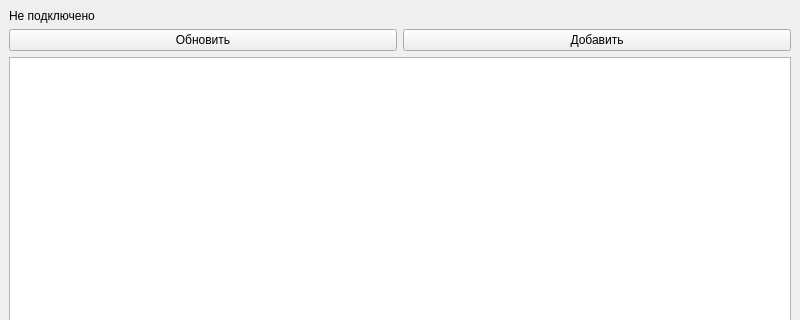
Qt form client/mainwindow.ui (twentyoneh/tz_stch) before a commit; both pictures show x 0 to 800 and y 0 to 320 of the 800 by 600 pixel window.
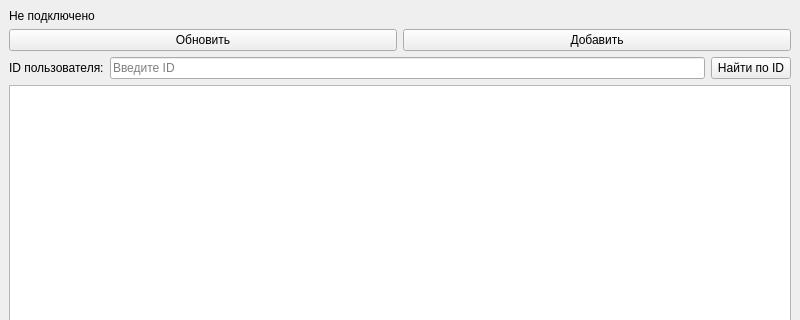
The same form after that commit.

The edit to the form file:
```diff
--- a/client/mainwindow.ui
+++ b/client/mainwindow.ui
@@ -40,6 +40,31 @@
       </item>
      </layout>
     </item>
+    <item>
+     <layout class="QHBoxLayout" name="searchLayout">
+      <item>
+       <widget class="QLabel" name="userIdLabel">
+        <property name="text">
+         <string>ID пользователя:</string>
+        </property>
+       </widget>
+      </item>
+      <item>
+       <widget class="QLineEdit" name="userIdEdit">
+        <property name="placeholderText">
+         <string>Введите ID</string>
+        </property>
+       </widget>
+      </item>
+      <item>
+       <widget class="QPushButton" name="findUserButton">
+        <property name="text">
+         <string>Найти по ID</string>
+        </property>
+       </widget>
+      </item>
+     </layout>
+    </item>
     <item>
      <widget class="QTableWidget" name="usersTable">
     </widget>
```
